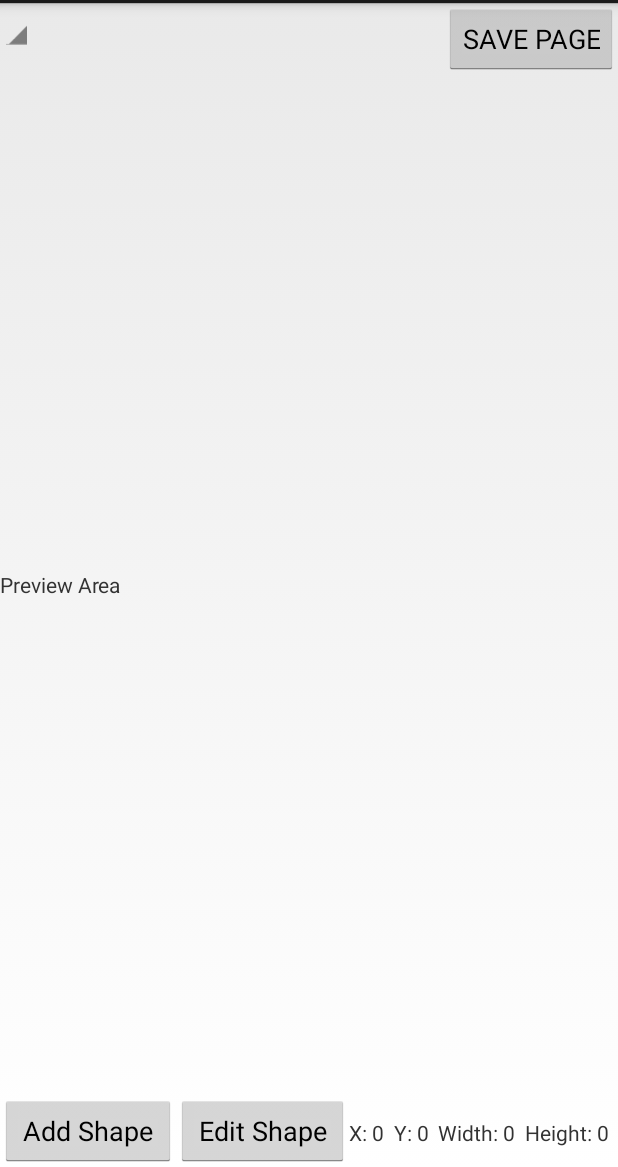
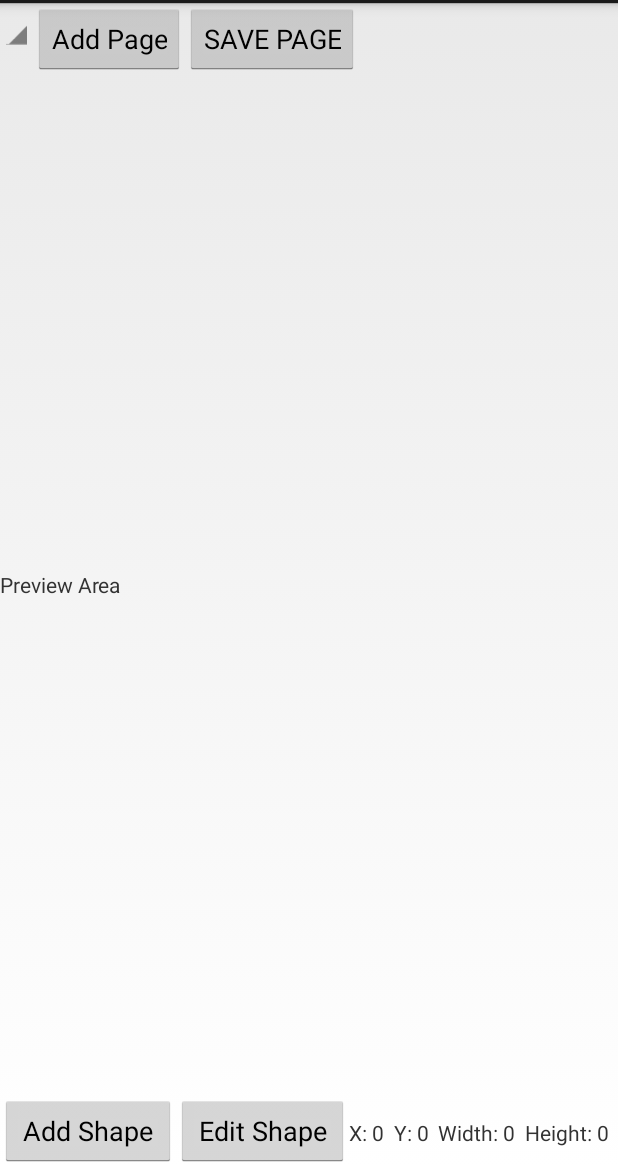
Before and after one commit to scrollingfall/AndroidGameProject, an Android app: the layout activity_editor.xml on its own in the app's theme, with its tools: preview values and no code run, on a phone screen of 412 x 824 dp, the part 69-1236 px from its top. Run offline under Robolectric (Android 15) with nearby library versions, the phone set to English and light mode, and no system bars.

Commit message:
more editor front end stuff

```diff
--- a/app/src/main/res/layout/activity_editor.xml
+++ b/app/src/main/res/layout/activity_editor.xml
@@ -6,7 +6,7 @@
     android:layout_height="match_parent"
     tools:context="edu.stanford.cs108.bunnyworldplayer.EditorActivity">
 
-    <RelativeLayout
+    <LinearLayout
         android:layout_width="match_parent"
         android:layout_height="wrap_content"
         android:layout_alignParentTop="true"
@@ -25,12 +25,18 @@
             android:text="Page Dropdown" />
 
         <Button
-            android:id="@+id/saveBtn"
+            android:id="@+id/addPageBtn"
+            android:layout_width="wrap_content"
+            android:layout_height="wrap_content"
+            android:text="Add Page"/>
+
+        <Button
+            android:id="@+id/savePageBtn"
             android:layout_width="wrap_content"
             android:layout_height="wrap_content"
             android:layout_alignParentRight="true"
             android:text="SAVE PAGE"/>
-    </RelativeLayout>
+    </LinearLayout>
 
     <GridLayout
         android:layout_width="match_parent"
```
